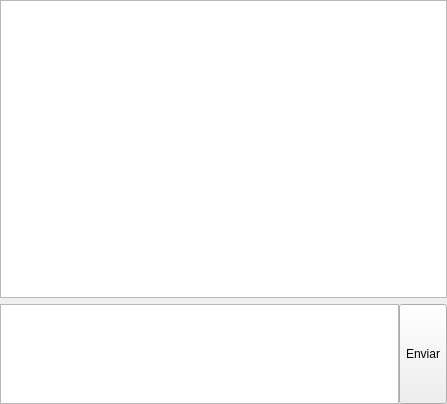
Before: the Qt Designer form fontes/QTCC_Qt/ui/windowmensagens.ui in ricardopetrere/TCC_FTT, drawn with Qt 5.
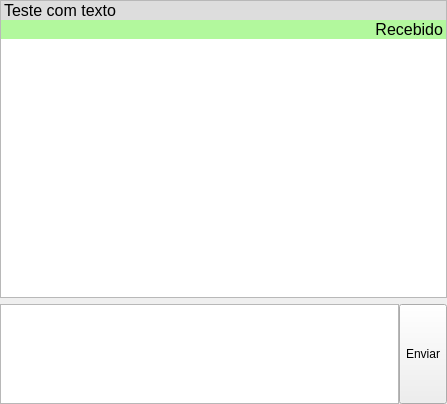
After: the same form once the commit is applied.

What changed in the file:
```diff
--- a/fontes/QTCC_Qt/ui/windowmensagens.ui
+++ b/fontes/QTCC_Qt/ui/windowmensagens.ui
@@ -30,7 +30,49 @@
     <item row="0" column="0">
      <layout class="QVBoxLayout" name="verticalLayout">
       <item>
-       <widget class="QListWidget" name="listMensagens"/>
+       <widget class="QListWidget" name="listMensagens">
+        <item>
+         <property name="text">
+          <string>Teste com texto</string>
+         </property>
+         <property name="font">
+          <font>
+           <pointsize>12</pointsize>
+          </font>
+         </property>
+         <property name="background">
+          <brush brushstyle="SolidPattern">
+           <color alpha="255">
+            <red>221</red>
+            <green>221</green>
+            <blue>221</blue>
+           </color>
+          </brush>
+         </property>
+        </item>
+        <item>
+         <property name="text">
+          <string>Recebido</string>
+         </property>
+         <property name="font">
+          <font>
+           <pointsize>12</pointsize>
+          </font>
+         </property>
+         <property name="textAlignment">
+          <set>AlignRight|AlignVCenter</set>
+         </property>
+         <property name="background">
+          <brush brushstyle="SolidPattern">
+           <color alpha="255">
+            <red>178</red>
+            <green>248</green>
+            <blue>157</blue>
+           </color>
+          </brush>
+         </property>
+        </item>
+       </widget>
       </item>
       <item>
        <layout class="QHBoxLayout" name="horizontalLayout">
```
